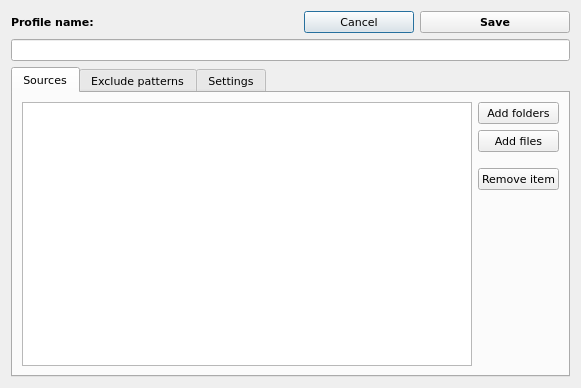
First picture: the form in tar-backup/adddialog.ui, repository marazmista/tar-backup, before the edit.
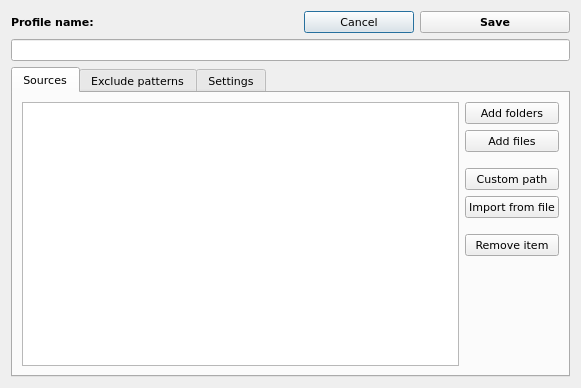
Second picture: the form after the edit. The open tabs and pages were chosen to show the change.

Commit message: add import sources list from file, can add custom path to profile

```diff
--- a/tar-backup/adddialog.ui
+++ b/tar-backup/adddialog.ui
@@ -83,7 +83,7 @@
        <string>Sources</string>
       </attribute>
       <layout class="QGridLayout" name="gridLayout">
-       <item row="4" column="1">
+       <item row="7" column="1">
         <spacer name="verticalSpacer">
          <property name="orientation">
           <enum>Qt::Vertical</enum>
@@ -110,14 +110,14 @@
          </property>
         </widget>
        </item>
-       <item row="3" column="1">
+       <item row="6" column="1">
         <widget class="QPushButton" name="btn_remove">
          <property name="text">
           <string>Remove item</string>
          </property>
         </widget>
        </item>
-       <item row="2" column="1">
+       <item row="5" column="1">
         <spacer name="verticalSpacer_2">
          <property name="orientation">
           <enum>Qt::Vertical</enum>
@@ -133,9 +133,39 @@
          </property>
         </spacer>
        </item>
-       <item row="0" column="0" rowspan="5">
+       <item row="0" column="0" rowspan="8">
         <widget class="QListWidget" name="list_Files"/>
        </item>
+       <item row="2" column="1">
+        <spacer name="verticalSpacer_5">
+         <property name="orientation">
+          <enum>Qt::Vertical</enum>
+         </property>
+         <property name="sizeType">
+          <enum>QSizePolicy::Maximum</enum>
+         </property>
+         <property name="sizeHint" stdset="0">
+          <size>
+           <width>20</width>
+           <height>10</height>
+          </size>
+         </property>
+        </spacer>
+       </item>
+       <item row="3" column="1">
+        <widget class="QPushButton" name="btn_customPath">
+         <property name="text">
+          <string>Custom path</string>
+         </property>
+        </widget>
+       </item>
+       <item row="4" column="1">
+        <widget class="QPushButton" name="btn_importFromFile">
+         <property name="text">
+          <string>Import from file</string>
+         </property>
+        </widget>
+       </item>
       </layout>
      </widget>
      <widget class="QWidget" name="excludeTab">
```
Left out of the diff: 2 changed lines with no effect on the pictures. The commit also changes 2 other files.
